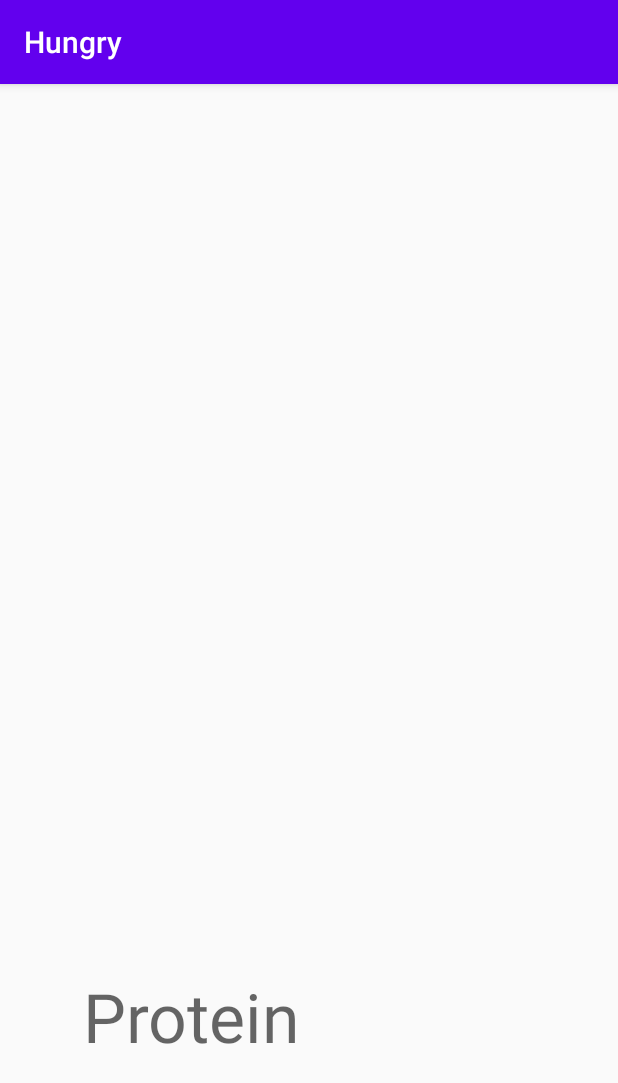
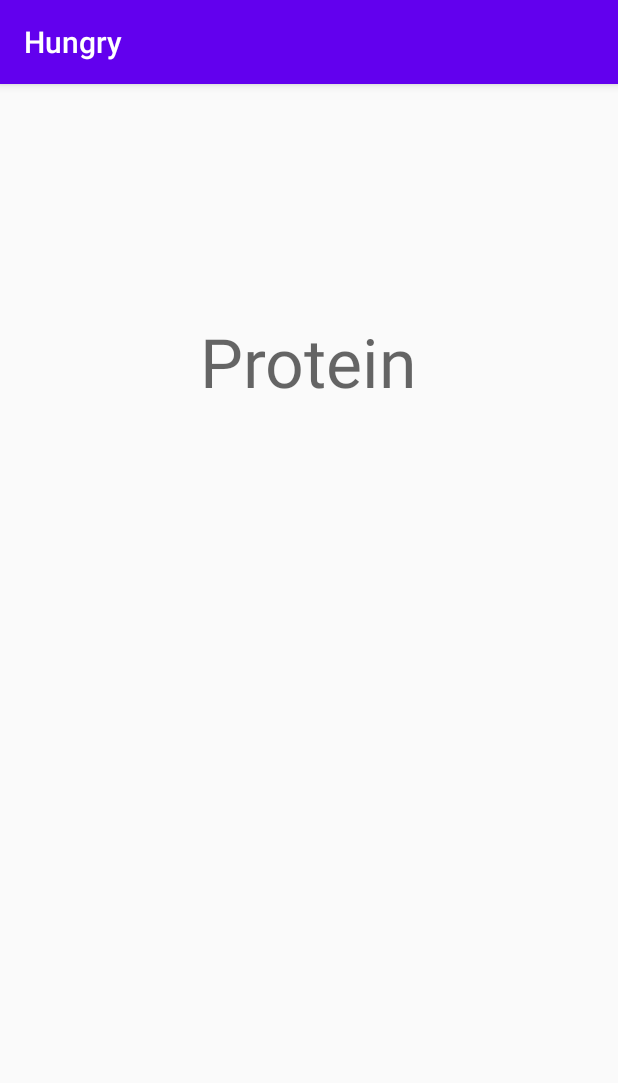
Before and after one commit to JiradaWi/hungry, an Android app: the chooseProteinActivity screen opened directly, with no data from a screen before it, on a phone screen of 412 x 824 dp. Shown: the top 1083 px of the screen. Run offline under Robolectric (Android 15) with nearby library versions, the phone set to English and light mode, and no system bars.

Commit message:
okay not confuse anymore

```diff
--- a/app/src/main/java/com/example/hungry/MainActivity.kt
+++ b/app/src/main/java/com/example/hungry/MainActivity.kt
@@ -11,7 +11,6 @@ class MainActivity : AppCompatActivity() {
         setContentView(R.layout.activity_main)
 
         yesButton.setOnClickListener{
-            //startActivities(Intent(this, chooseProteinActivity));
             startActivity(Intent(this, chooseProteinActivity::class.java))
         }
     }
--- a/app/src/main/res/layout/protein.xml
+++ b/app/src/main/res/layout/protein.xml
@@ -14,8 +14,7 @@
         android:textAppearance="@style/TextAppearance.AppCompat.Display2"
         app:layout_constraintBottom_toBottomOf="parent"
         app:layout_constraintEnd_toEndOf="parent"
-        app:layout_constraintHorizontal_bias="0.208"
         app:layout_constraintStart_toStartOf="parent"
         app:layout_constraintTop_toTopOf="parent"
-        app:layout_constraintVertical_bias="0.836" />
+        app:layout_constraintVertical_bias="0.219" />
 </androidx.constraintlayout.widget.ConstraintLayout>
```
